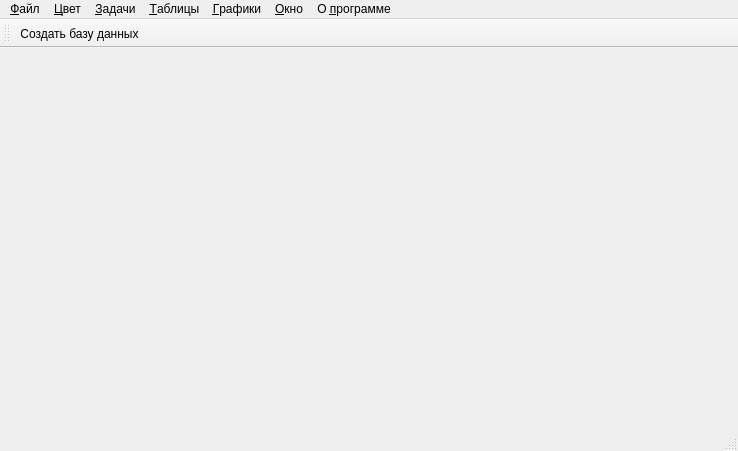
Old version of the form mainwindow.ui in the repository Turch1993/burya.
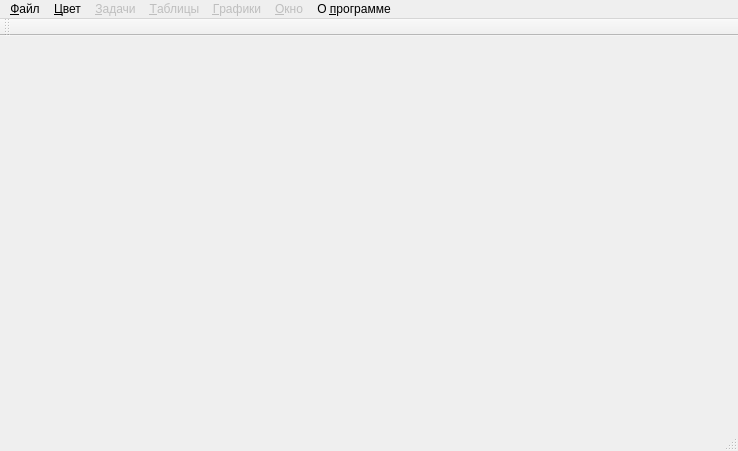
New version of the form.

```diff
--- a/mainwindow.ui
+++ b/mainwindow.ui
@@ -23,7 +23,7 @@
      <height>21</height>
     </rect>
    </property>
-   <widget class="QMenu" name="menu">
+   <widget class="QMenu" name="menuFile">
     <property name="title">
      <string>&amp;Файл</string>
     </property>
@@ -39,7 +39,10 @@
     <addaction name="separator"/>
     <addaction name="exit"/>
    </widget>
-   <widget class="QMenu" name="menu_2">
+   <widget class="QMenu" name="menuColor">
+    <property name="enabled">
+     <bool>true</bool>
+    </property>
     <property name="title">
      <string>&amp;Цвет</string>
     </property>
@@ -47,7 +50,10 @@
     <addaction name="setBlackWhiteColor"/>
     <addaction name="setManualColor"/>
    </widget>
-   <widget class="QMenu" name="menu_3">
+   <widget class="QMenu" name="menuTasks">
+    <property name="enabled">
+     <bool>false</bool>
+    </property>
     <property name="title">
      <string>&amp;Задачи</string>
     </property>
@@ -58,7 +64,10 @@
     <addaction name="location"/>
     <addaction name="filterOfEvent"/>
    </widget>
-   <widget class="QMenu" name="menu_4">
+   <widget class="QMenu" name="menuTables">
+    <property name="enabled">
+     <bool>false</bool>
+    </property>
     <property name="title">
      <string>&amp;Таблицы</string>
     </property>
@@ -71,7 +80,10 @@
     <addaction name="ASLbyChannel"/>
     <addaction name="find"/>
    </widget>
-   <widget class="QMenu" name="menu_5">
+   <widget class="QMenu" name="menuGraphics">
+    <property name="enabled">
+     <bool>false</bool>
+    </property>
     <property name="title">
      <string>&amp;Графики</string>
     </property>
@@ -84,23 +96,26 @@
     <addaction name="copy"/>
     <addaction name="saveInFile"/>
    </widget>
-   <widget class="QMenu" name="menu_6">
+   <widget class="QMenu" name="menuWindow">
+    <property name="enabled">
+     <bool>false</bool>
+    </property>
     <property name="title">
      <string>&amp;Окно</string>
     </property>
    </widget>
-   <widget class="QMenu" name="menu_7">
+   <widget class="QMenu" name="menuAbout">
     <property name="title">
      <string>О &amp;программе</string>
     </property>
    </widget>
-   <addaction name="menu"/>
-   <addaction name="menu_2"/>
-   <addaction name="menu_3"/>
-   <addaction name="menu_4"/>
-   <addaction name="menu_5"/>
-   <addaction name="menu_6"/>
-   <addaction name="menu_7"/>
+   <addaction name="menuFile"/>
+   <addaction name="menuColor"/>
+   <addaction name="menuTasks"/>
+   <addaction name="menuTables"/>
+   <addaction name="menuGraphics"/>
+   <addaction name="menuWindow"/>
+   <addaction name="menuAbout"/>
   </widget>
   <widget class="QToolBar" name="mainToolBar">
    <attribute name="toolBarArea">
@@ -109,7 +124,6 @@
    <attribute name="toolBarBreak">
     <bool>false</bool>
    </attribute>
-   <addaction name="createDatabase"/>
   </widget>
   <widget class="QStatusBar" name="statusBar"/>
   <action name="createDatabase">
```
Left out of the diff: 39 changed lines with no effect on the pictures.
